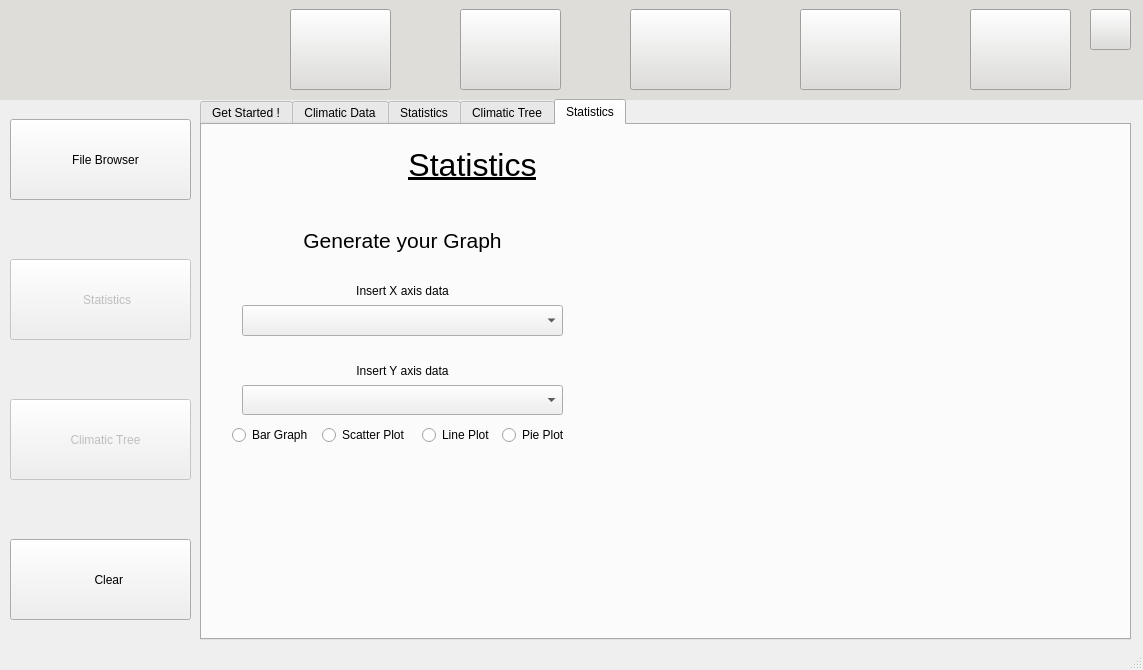
First picture: the form in scripts/Qt/main.ui, repository tahiri-lab/iPhyloGeo_plus_plus, before the edit.
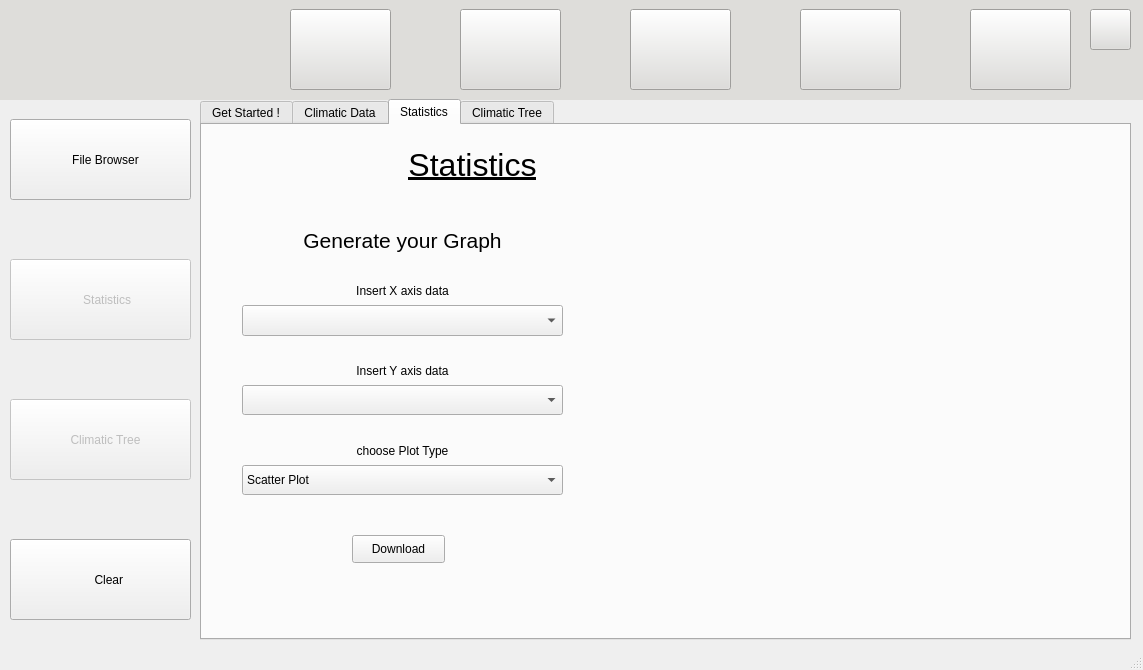
Second picture: the form after the edit. The open tabs and pages were chosen to show the change. Icons and pictures are not drawn.

Commit message: add download button for genetic and climatic stats

The edit to the form file:
```diff
--- a/scripts/Qt/main.ui
+++ b/scripts/Qt/main.ui
@@ -767,6 +767,9 @@
     </widget>
    </widget>
    <widget class="QStackedWidget" name="stackedWidget">
+    <property name="enabled">
+     <bool>true</bool>
+    </property>
     <property name="geometry">
      <rect>
       <x>0</x>
@@ -782,7 +785,7 @@
      </sizepolicy>
     </property>
     <property name="currentIndex">
-     <number>1</number>
+     <number>2</number>
     </property>
     <widget class="QWidget" name="HomePage">
      <widget class="QFrame" name="HomeTab">
@@ -897,7 +900,7 @@
       </widget>
       <widget class="QPushButton" name="statisticsButtonPage1">
        <property name="enabled">
-        <bool>false</bool>
+        <bool>true</bool>
        </property>
        <property name="geometry">
         <rect>
@@ -1129,6 +1132,9 @@
          <string>Sequence Alignment</string>
         </attribute>
         <widget class="QLabel" name="seqAlignLabel">
+         <property name="enabled">
+          <bool>true</bool>
+         </property>
          <property name="geometry">
           <rect>
            <x>10</x>
@@ -1416,6 +1422,19 @@
           <property name="frameShadow">
            <enum>QFrame::Raised</enum>
           </property>
+          <widget class="QPushButton" name="downloadSimilarityButton">
+           <property name="geometry">
+            <rect>
+             <x>360</x>
+             <y>10</y>
+             <width>93</width>
+             <height>28</height>
+            </rect>
+           </property>
+           <property name="text">
+            <string>Download</string>
+           </property>
+          </widget>
          </widget>
          <widget class="QLabel" name="GenStatsTitle">
           <property name="geometry">
@@ -1689,7 +1708,7 @@
         </rect>
        </property>
        <property name="currentIndex">
-        <number>0</number>
+        <number>2</number>
        </property>
        <widget class="QWidget" name="ClimTab1">
         <attribute name="title">
@@ -1961,69 +1980,83 @@
            <bool>true</bool>
           </property>
          </widget>
-         <widget class="QRadioButton" name="radioButtonBarGraph">
+         <widget class="QComboBox" name="PlotTypesCombobox">
           <property name="geometry">
            <rect>
-            <x>150</x>
+            <x>40</x>
             <y>340</y>
-            <width>95</width>
-            <height>20</height>
+            <width>321</width>
+            <height>30</height>
            </rect>
           </property>
-          <property name="text">
-           <string>Bar Graph</string>
+          <property name="sizePolicy">
+           <sizepolicy hsizetype="Preferred" vsizetype="Fixed">
+            <horstretch>0</horstretch>
+            <verstretch>0</verstretch>
+           </sizepolicy>
           </property>
-         </widget>
-         <widget class="QRadioButton" name="radioButtonScatterPlot">
-          <property name="geometry">
-           <rect>
-            <x>150</x>
-            <y>300</y>
-            <width>95</width>
-            <height>20</height>
-           </rect>
+          <property name="editable">
+           <bool>false</bool>
           </property>
-          <property name="text">
-           <string>Scatter Plot</string>
+          <property name="frame">
+           <bool>true</bool>
           </property>
+          <item>
+           <property name="text">
+            <string>Scatter Plot</string>
+           </property>
+          </item>
+          <item>
+           <property name="text">
+            <string>Line Plot</string>
+           </property>
+          </item>
+          <item>
+           <property name="text">
+            <string>Bar Graph</string>
+           </property>
+          </item>
+          <item>
+           <property name="text">
+            <string>Violin Plot</string>
+           </property>
+          </item>
+          <item>
+           <property name="text">
+            <string>Pie Plot</string>
+           </property>
+          </item>
          </widget>
-         <widget class="QRadioButton" name="radioButtonLinePlot">
+         <widget class="QLabel" name="PlotsTypesComboBox">
           <property name="geometry">
            <rect>
-            <x>150</x>
-            <y>380</y>
-            <width>95</width>
-            <height>20</height>
+            <x>120</x>
+            <y>310</y>
+            <width>161</width>
+            <height>31</height>
            </rect>
           </property>
-          <property name="text">
-           <string>Line Plot</string>
+          <property name="whatsThis">
+           <string/>
           </property>
-         </widget>
-         <widget class="QRadioButton" name="radioButtonPiePlot">
-          <property name="geometry">
-           <rect>
-            <x>150</x>
-            <y>430</y>
-            <width>71</width>
-            <height>20</height>
-           </rect>
-          </property>
           <property name="text">
-           <string>Pie Plot</string>
+           <string>choose Plot Type</string>
           </property>
+          <property name="alignment">
+           <set>Qt::AlignCenter</set>
+          </property>
          </widget>
-         <widget class="QRadioButton" name="radioButtonViolinPlot">
+         <widget class="QPushButton" name="climatePlotDownloadButton">
           <property name="geometry">
            <rect>
             <x>150</x>
-            <y>480</y>
-            <width>71</width>
-            <height>20</height>
+            <y>410</y>
+            <width>93</width>
+            <height>28</height>
            </rect>
           </property>
           <property name="text">
-           <string>Violin</string>
+           <string>Download</string>
           </property>
          </widget>
         </widget>
@@ -2110,268 +2143,6 @@
          </widget>
         </widget>
        </widget>
-       <widget class="QWidget" name="ClimTab4">
-        <attribute name="title">
-         <string>Statistics</string>
-        </attribute>
-        <widget class="QFrame" name="frameClimStats">
-         <property name="geometry">
-          <rect>
-           <x>0</x>
-           <y>0</y>
-           <width>921</width>
-           <height>551</height>
-          </rect>
-         </property>
-         <property name="frameShape">
-          <enum>QFrame::NoFrame</enum>
-         </property>
-         <property name="frameShadow">
-          <enum>QFrame::Raised</enum>
-         </property>
-         <widget class="QLabel" name="StatisticsTitle">
-          <property name="geometry">
-           <rect>
-            <x>0</x>
-            <y>0</y>
-            <width>541</width>
-            <height>81</height>
-           </rect>
-          </property>
-          <property name="font">
-           <font>
-            <pointsize>16</pointsize>
-           </font>
-          </property>
-          <property name="text">
-           <string>&lt;html&gt;&lt;head/&gt;&lt;body&gt;&lt;p&gt;&lt;span style=&quot; font-size:24pt; text-decoration: underline;&quot;&gt;Statistics&lt;/span&gt;&lt;/p&gt;&lt;/body&gt;&lt;/html&gt;</string>
-          </property>
-          <property name="alignment">
-           <set>Qt::AlignCenter</set>
-          </property>
-         </widget>
-         <widget class="QLabel" name="ClimaticChartSettings">
-          <property name="geometry">
-           <rect>
-            <x>30</x>
-            <y>90</y>
-            <width>340</width>
-            <height>391</height>
-           </rect>
-          </property>
-          <property name="minimumSize">
-           <size>
-            <width>340</width>
-            <height>391</height>
-           </size>
-          </property>
-          <property name="maximumSize">
-           <size>
-            <width>340</width>
-            <height>391</height>
-           </size>
-          </property>
-          <property name="text">
-           <string/>
-          </property>
-         </widget>
-         <widget class="QLabel" name="ClimaticChart_2">
-          <property name="geometry">
-           <rect>
-            <x>390</x>
-            <y>10</y>
-            <width>520</width>
-            <height>500</height>
-           </rect>
-          </property>
-          <property name="minimumSize">
-           <size>
-            <width>520</width>
-            <height>500</height>
-           </size>
-          </property>
-          <property name="maximumSize">
-           <size>
-            <width>520</width>
-            <height>500</height>
-           </size>
-          </property>
-          <property name="text">
-           <string/>
-          </property>
-         </widget>
-         <widget class="QLabel" name="ClimaticChartSettingsTitle">
-          <property name="geometry">
-           <rect>
-            <x>50</x>
-            <y>90</y>
-            <width>301</width>
-            <height>51</height>
-           </rect>
-          </property>
-          <property name="font">
-           <font>
-            <pointsize>16</pointsize>
-           </font>
-          </property>
-          <property name="whatsThis">
-           <string/>
-          </property>
-          <property name="text">
-           <string>Generate your Graph</string>
-          </property>
-          <property name="alignment">
-           <set>Qt::AlignCenter</set>
-          </property>
-         </widget>
-         <widget class="QLabel" name="ClimaticChartSettingsTextAxisX">
-          <property name="geometry">
-           <rect>
-            <x>120</x>
-            <y>150</y>
-            <width>161</width>
-            <height>31</height>
-           </rect>
-          </property>
-          <property name="whatsThis">
-           <string/>
-          </property>
-          <property name="text">
-           <string>Insert X axis data</string>
-          </property>
-          <property name="alignment">
-           <set>Qt::AlignCenter</set>
-          </property>
-         </widget>
-         <widget class="QComboBox" name="ClimaticChartSettingsAxisX">
-          <property name="geometry">
-           <rect>
-            <x>40</x>
-            <y>180</y>
-            <width>321</width>
-            <height>31</height>
-           </rect>
-          </property>
-          <property name="sizePolicy">
-           <sizepolicy hsizetype="Preferred" vsizetype="Fixed">
-            <horstretch>0</horstretch>
-            <verstretch>0</verstretch>
-           </sizepolicy>
-          </property>
-          <property name="layoutDirection">
-           <enum>Qt::LeftToRight</enum>
-          </property>
-          <property name="autoFillBackground">
-           <bool>false</bool>
-          </property>
-          <property name="editable">
-           <bool>false</bool>
-          </property>
-          <property name="insertPolicy">
-           <enum>QComboBox::InsertAtBottom</enum>
-          </property>
-          <property name="sizeAdjustPolicy">
-           <enum>QComboBox::AdjustToMinimumContentsLengthWithIcon</enum>
-          </property>
-          <property name="frame">
-           <bool>true</bool>
-          </property>
-         </widget>
-         <widget class="QLabel" name="ClimaticChartSettingsTextAxisY">
-          <property name="geometry">
-           <rect>
-            <x>120</x>
-            <y>230</y>
-            <width>161</width>
-            <height>31</height>
-           </rect>
-          </property>
-          <property name="whatsThis">
-           <string/>
-          </property>
-          <property name="text">
-           <string>Insert Y axis data</string>
-          </property>
-          <property name="alignment">
-           <set>Qt::AlignCenter</set>
-          </property>
-         </widget>
-         <widget class="QComboBox" name="ClimaticChartSettingsAxisY">
-          <property name="geometry">
-           <rect>
-            <x>40</x>
-            <y>260</y>
-            <width>321</width>
-            <height>30</height>
-           </rect>
-          </property>
-          <property name="sizePolicy">
-           <sizepolicy hsizetype="Preferred" vsizetype="Fixed">
-            <horstretch>0</horstretch>
-            <verstretch>0</verstretch>
-           </sizepolicy>
-          </property>
-          <property name="editable">
-           <bool>false</bool>
-          </property>
-          <property name="frame">
-           <bool>true</bool>
-          </property>
-         </widget>
-         <widget class="QRadioButton" name="radioButtonBarGraph">
-          <property name="geometry">
-           <rect>
-            <x>30</x>
-            <y>300</y>
-            <width>95</width>
-            <height>20</height>
-           </rect>
-          </property>
-          <property name="text">
-           <string>Bar Graph</string>
-          </property>
-         </widget>
-         <widget class="QRadioButton" name="radioButtonScatterPlot">
-          <property name="geometry">
-           <rect>
-            <x>120</x>
-            <y>300</y>
-            <width>95</width>
-            <height>20</height>
-           </rect>
-          </property>
-          <property name="text">
-           <string>Scatter Plot</string>
-          </property>
-         </widget>
-         <widget class="QRadioButton" name="radioButtonLinePlot">
-          <property name="geometry">
-           <rect>
-            <x>220</x>
-            <y>300</y>
-            <width>95</width>
-            <height>20</height>
-           </rect>
-          </property>
-          <property name="text">
-           <string>Line Plot</string>
-          </property>
-         </widget>
-         <widget class="QRadioButton" name="radioButtonPiePlot">
-          <property name="geometry">
-           <rect>
-            <x>300</x>
-            <y>300</y>
-            <width>71</width>
-            <height>20</height>
-           </rect>
-          </property>
-          <property name="text">
-           <string>Pie Plot</string>
-          </property>
-         </widget>
-        </widget>
-       </widget>
       </widget>
      </widget>
     </widget>
@@ -2849,6 +2620,19 @@
          <string/>
         </property>
        </widget>
+       <widget class="QPushButton" name="downloadResultsPlotButton">
+        <property name="geometry">
+         <rect>
+          <x>420</x>
+          <y>30</y>
+          <width>93</width>
+          <height>28</height>
+         </rect>
+        </property>
+        <property name="text">
+         <string>Download</string>
+        </property>
+       </widget>
       </widget>
      </widget>
     </widget>
```
The commit also changes 5 other files.
